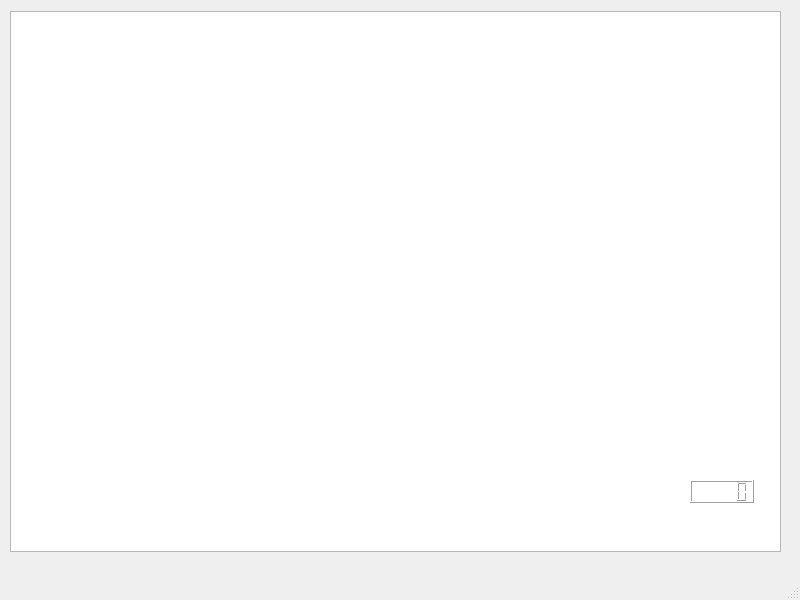
Qt form mainwindow.ui (sebas0122/practica5) before a commit.
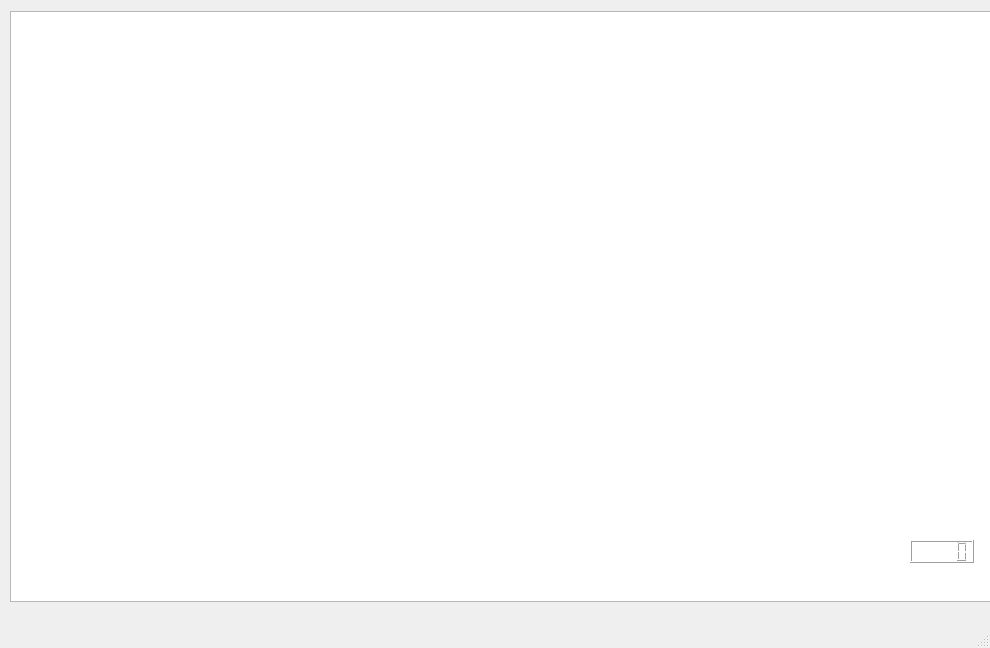
The same form after that commit.

```diff
--- a/mainwindow.ui
+++ b/mainwindow.ui
@@ -6,8 +6,8 @@
    <rect>
     <x>0</x>
     <y>0</y>
-    <width>800</width>
-    <height>600</height>
+    <width>990</width>
+    <height>648</height>
    </rect>
   </property>
   <property name="windowTitle">
@@ -19,16 +19,16 @@
      <rect>
       <x>10</x>
       <y>11</y>
-      <width>771</width>
-      <height>541</height>
+      <width>981</width>
+      <height>591</height>
      </rect>
     </property>
    </widget>
    <widget class="QLCDNumber" name="lcdNumber">
     <property name="geometry">
      <rect>
-      <x>690</x>
-      <y>480</y>
+      <x>910</x>
+      <y>540</y>
       <width>64</width>
       <height>23</height>
      </rect>
```
Left out of the diff: 2 changed lines with no effect on the pictures.
